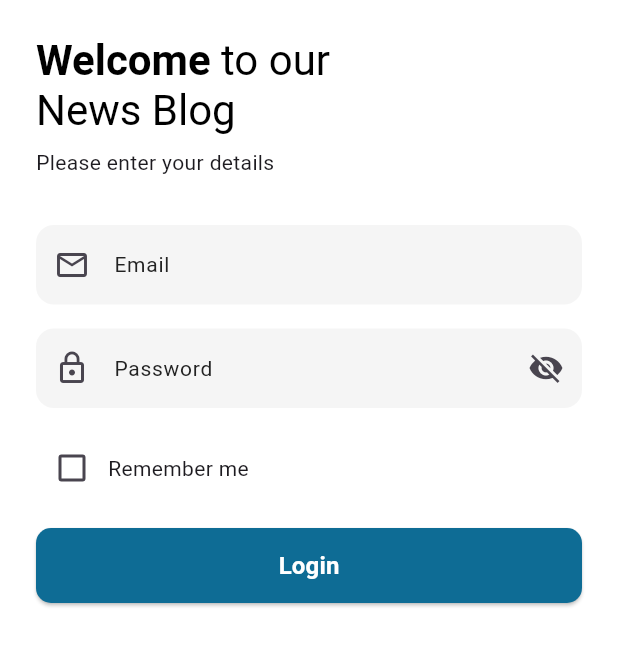
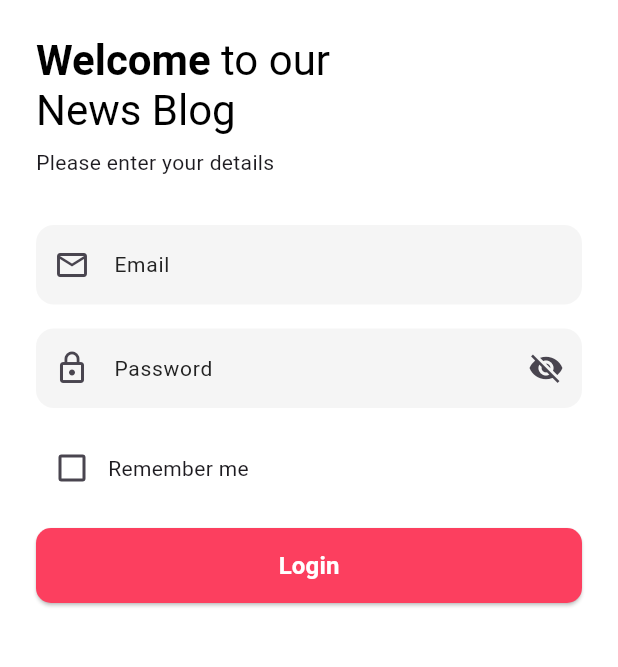
Before and after one commit to tohamydev/digital_news, a Flutter app: the screen it shows after launch, on a phone screen of 412 x 824 dp, the part 222-889 px from its top. Run offline on Flutter 3.47's test engine with Material 3 defaults, Android fonts, the phone set to English and light mode, and no system bars; our stand-ins replace cached_network_image, connectivity_plus, dartz, dio, equatable, flutter_bloc and 8 more; generated files the repository leaves out were written again; Roboto replaces fonts that are missing (Cairo).

Commit message:
Update app_colors.dart

```diff
--- a/lib/core/constants/app_colors.dart
+++ b/lib/core/constants/app_colors.dart
@@ -1,7 +1,7 @@
 import 'package:flutter/material.dart';
 
 class AppColors {
-  static const Color primary = Color(0xff0E6C95); // Use this instead of 'main'
+  static const Color primary = Color(0xfffc3f5f); // Use this instead of 'main'
   static const Color white = Color(0xffffffff); // White color
   static const Color background = Color(0xFFF8F8F8); // Light background
   static const Color text = Color(0xFF222222); // Main text
```
